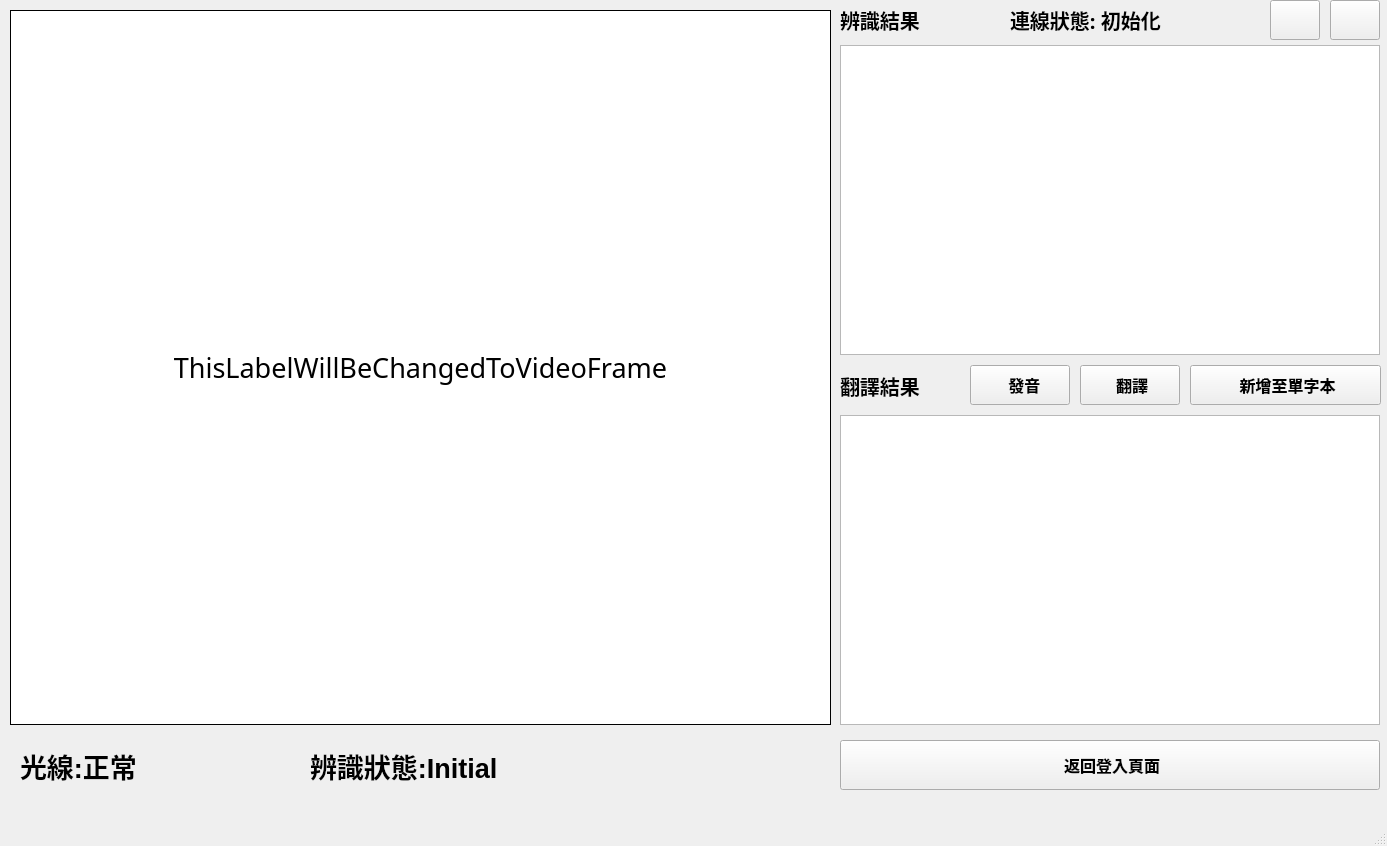
This is project_codes/GUI/mainPage.ui in AhJayzZ/Smart-Learning-System as Qt 5 draws it before an edit. The edited form follows.
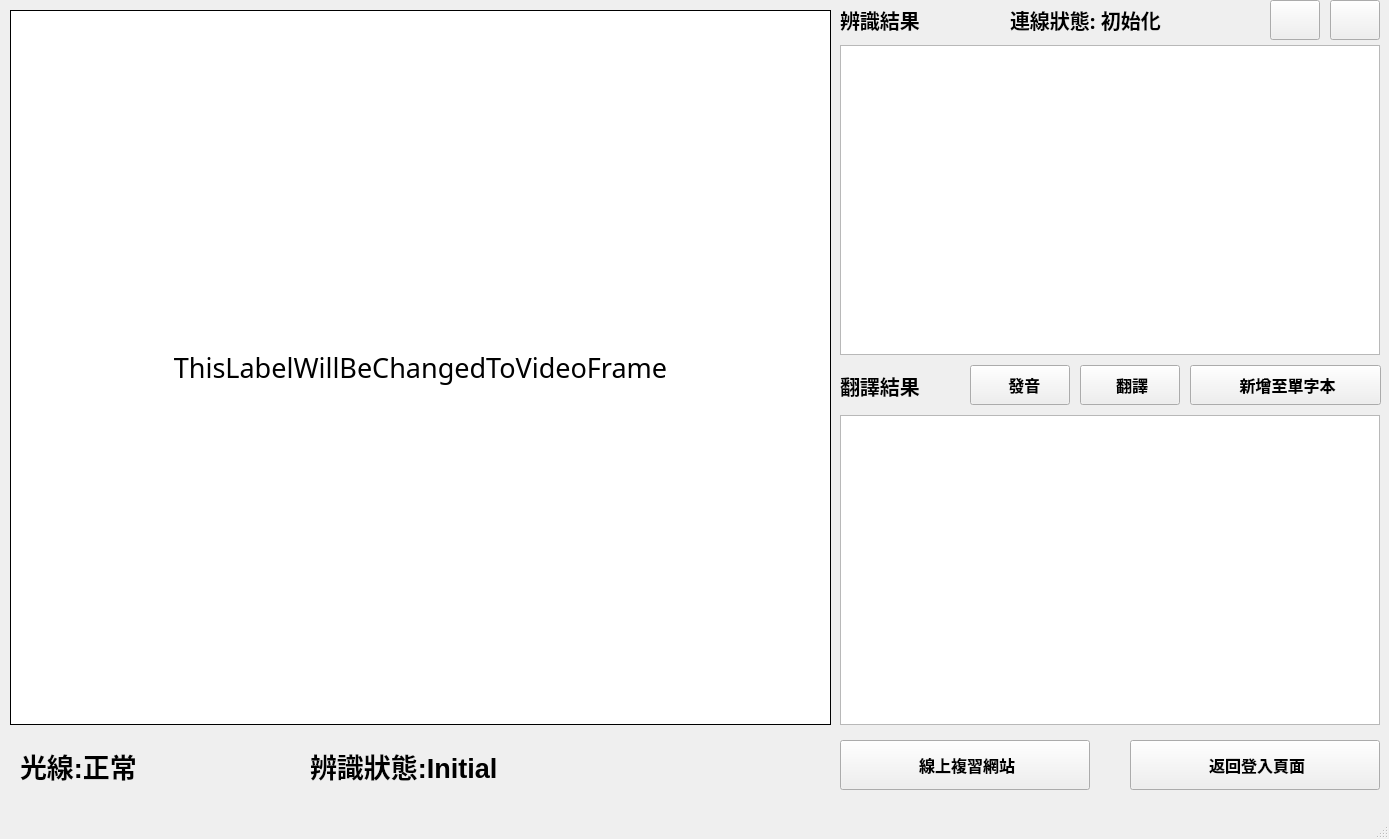
This is the edited form.

Commit message: update page function and style

Patch:
```diff
--- a/project_codes/GUI/mainPage.ui
+++ b/project_codes/GUI/mainPage.ui
@@ -6,8 +6,8 @@
    <rect>
     <x>0</x>
     <y>0</y>
-    <width>1387</width>
-    <height>846</height>
+    <width>1389</width>
+    <height>839</height>
    </rect>
   </property>
   <property name="windowTitle">
@@ -116,9 +116,9 @@
    <widget class="QPushButton" name="back_btn">
     <property name="geometry">
      <rect>
-      <x>840</x>
+      <x>1130</x>
       <y>740</y>
-      <width>540</width>
+      <width>250</width>
       <height>50</height>
      </rect>
     </property>
@@ -416,6 +416,26 @@
      <enum>Qt::Vertical</enum>
     </property>
    </widget>
+   <widget class="QPushButton" name="reviewWebsite_btn">
+    <property name="geometry">
+     <rect>
+      <x>840</x>
+      <y>740</y>
+      <width>250</width>
+      <height>50</height>
+     </rect>
+    </property>
+    <property name="font">
+     <font>
+      <pointsize>12</pointsize>
+      <weight>75</weight>
+      <bold>true</bold>
+     </font>
+    </property>
+    <property name="text">
+     <string> 線上複習網站</string>
+    </property>
+   </widget>
    <zorder>tableWidget</zorder>
    <zorder>camera_label</zorder>
    <zorder>translate_box</zorder>
```
Left out of the diff: 5 changed lines with no effect on the pictures. The commit also changes 7 other files.
